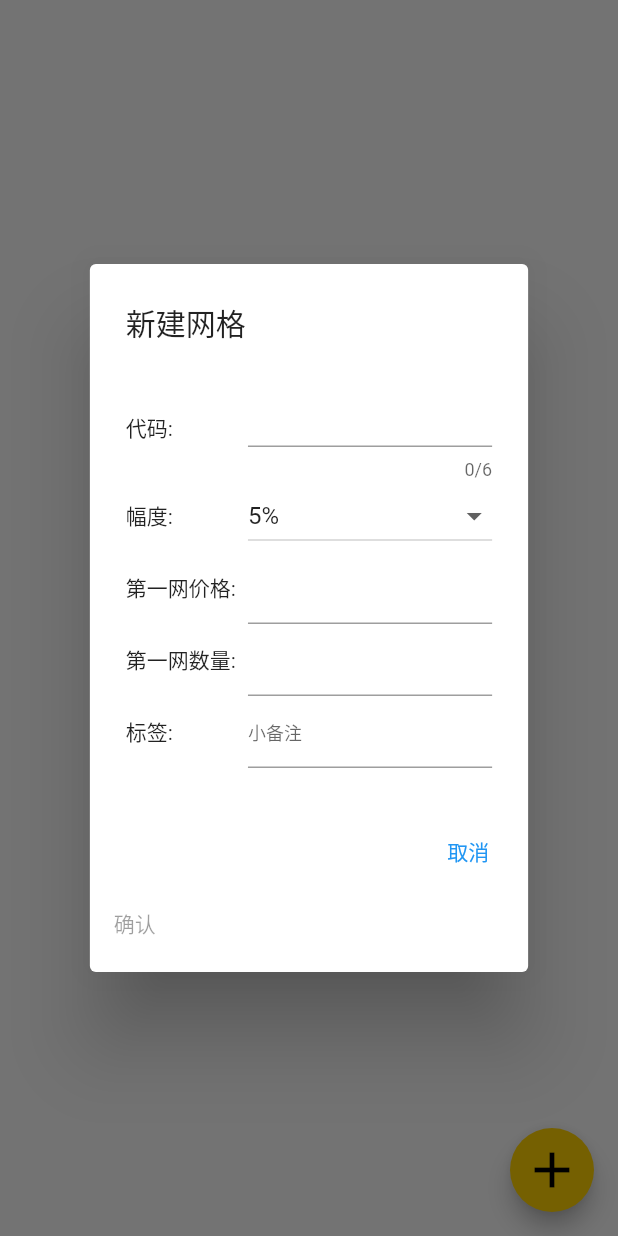
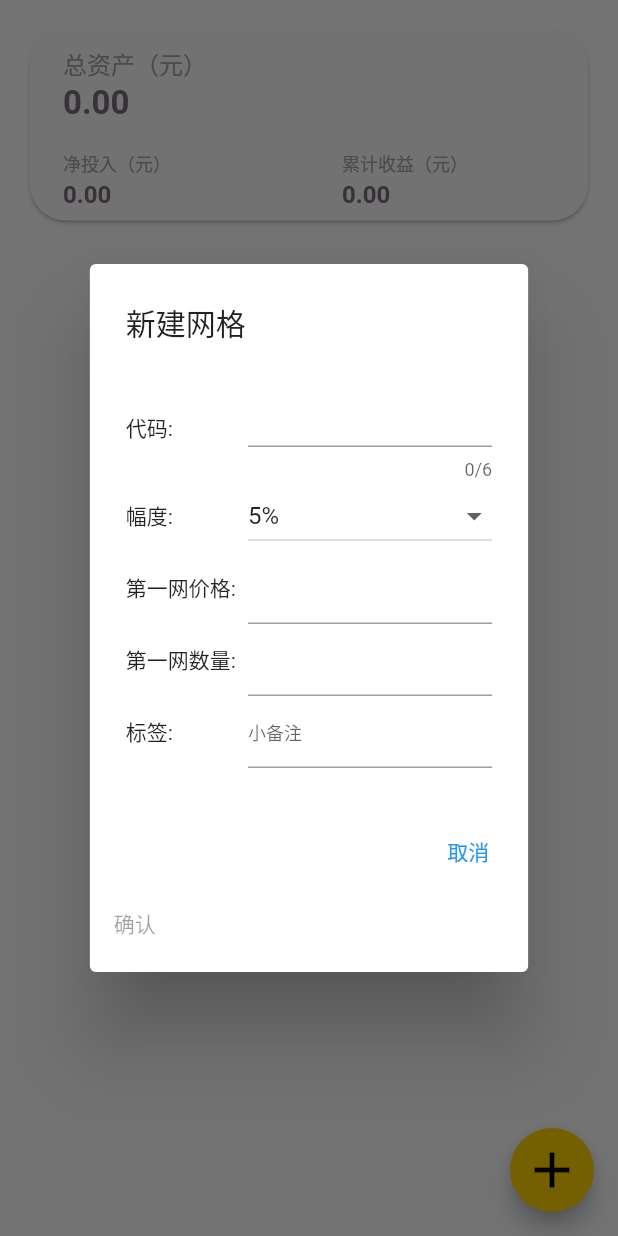
Before and after one commit to peihuanhuan/fishnet, a Flutter app: the screen it shows after launch, after a tap on the "add" icon, on a phone screen of 412 x 824 dp. Run offline on Flutter 3.47's test engine with Material 2 defaults, Android fonts, the phone set to English and light mode, and no system bars; our stand-ins replace decimal, flutter_speed_dial, fluttertoast, shared_preferences.

Commit message:
feat: on my way! 调整代码，调整ui

```diff
--- a/lib/domain/entity/TwoDirectionTransactions.dart
+++ b/lib/domain/entity/TwoDirectionTransactions.dart
@@ -64,6 +64,9 @@ class TwoDirectionTransactions {
 
   // 持有金额
   num holdingAmount(num currentPrice) {
+    if(currentPrice == 0) {
+      return costAmount();
+    }
     return currentPrice * retainedNumber();
   }
 
--- a/lib/main.dart
+++ b/lib/main.dart
@@ -1,5 +1,6 @@
 import 'dart:io';
 
+import 'package:fishnet/colors/CardColorImpl2.dart';
 import 'package:fishnet/util/CommonUtils.dart';
 import 'package:fishnet/util/CommonWight.dart';
 import 'package:fishnet/widgets/AddVarietyFloat.dart';
@@ -8,10 +9,17 @@ import 'package:flutter/foundation.dart';
 import 'package:flutter/material.dart';
 import 'package:fishnet/MyCardItem.dart';
 import 'package:flutter_localizations/flutter_localizations.dart';
+import 'package:fluttertoast/fluttertoast.dart';
 import 'GridTransactionList.dart';
+import 'colors/CardColor.dart';
+import 'colors/CardColorImpl1.dart';
 import 'domain/entity/FoundPrice.dart';
 import 'domain/entity/Variety.dart';
 import 'persistences/PersistenceLayer.dart';
+
+
+CardColor cardColor = CardColorImpl2();
+
 
 void main() {
   runApp(new AnimatedListSample());
@@ -74,6 +82,7 @@ class _AnimatedListSampleState extends State<AnimatedListSample> {
   @override
   Widget build(BuildContext context) {
     return new MaterialApp(
+      color: Color(0xFFEFEFEF),
       home: new Scaffold(
         floatingActionButton: AddVarietyFloat(
             (_code, _mesh, _firstPrice, _firstNumber, _tag) => _insert(_code, _mesh, _firstPrice, _firstNumber, _tag),
@@ -85,17 +94,25 @@ class _AnimatedListSampleState extends State<AnimatedListSample> {
               _firstNumber > 100;
         }),
         floatingActionButtonLocation: FloatingActionButtonLocation.endFloat,
-        body: RefreshIndicator(
+        body: SafeArea( // 自动处理刘海屏
+          child: RefreshIndicator(
             onRefresh: () async {
               update();
-            print('refresh ');
             },
-          child: new Padding(
+            child: Column(
+              children: [
+                Header(_list._items, foundPriceMap),
+                Expanded(
+                  child: Padding(
                     padding: const EdgeInsets.all(16.0),
                     child: ListView.builder(
                       key: _listKey,
                       itemCount: _list.length,
                       itemBuilder: _buildItem,
+                    ),
+                  ),
+                ),
+              ],
             ),
           ),
         ),
@@ -115,11 +132,14 @@ class _AnimatedListSampleState extends State<AnimatedListSample> {
 
   // Used to build list items that haven't been removed.
   Widget _buildItem(BuildContext context, int index) {
+
+    var item = _list[index];
+
     return new CardItem(
-      item: _list[index],
+      item: item,
       onTap: () {
         Navigator.push(context, MaterialPageRoute(builder: (context) {
-          return GridTransactionList(_list[index].id, foundPriceMap[_list[index].code].price);
+          return GridTransactionList(item.id, foundPriceMap[item.code].price);
         })).then((value) {
           update();
         });
@@ -128,15 +148,25 @@ class _AnimatedListSampleState extends State<AnimatedListSample> {
         showDialog(
           context: context,
           barrierDismissible: true, // user must tap button!
-          builder: (BuildContext context) => DeleteVarietyDialog("请输入 ${_list[index].code}", (code) {
+          builder: (BuildContext context) {
+            return DeleteVarietyDialog("请输入 ${item.code}", (code) {
             setState(() {
-              var needDelete = _list[index];
+              var needDelete = item;
               _list.removeAt(index);
               deleteVariety(needDelete.id);
+              Fluttertoast.showToast(
+                backgroundColor: Colors.white,
+                textColor: Colors.black,
+                msg: "删除成功",
+                toastLength: Toast.LENGTH_SHORT,
+                fontSize: 14.0,
+              );
+
             });
           }, (code) {
-            return code == _list[index].code;
-          }),
+            return code == item.code;
+          });
+          },
         );
       },
     );
@@ -205,6 +235,69 @@ class ListModel<E> {
   int indexOf(E item) => _items.indexOf(item);
 }
 
+
+class Header extends StatefulWidget {
+
+  List<Variety> _varieties;
+  Map<String, FoundPrice> _foundPriceMap;
+
+
+  Header(this._varieties, this._foundPriceMap);
+
+  @override
+  _HeaderState createState() => _HeaderState();
+}
+
+class _HeaderState extends State<Header> {
+  @override
+  Widget build(BuildContext context) {
+
+
+
+    var totalAmount = widget._varieties.map((e) => e.holdingAmount(widget._foundPriceMap[e.code] == null ? 0 : widget._foundPriceMap[e.code].price))
+        .fold(0, (curr, next) => curr + next);
+
+    var totalCost = widget._varieties.map((e) => e.cost())
+        .fold(0, (curr, next) => curr + next);
+
+    var totalProfit = widget._varieties.map((e) => e.totalProfit(widget._foundPriceMap[e.code] == null ? 0 : widget._foundPriceMap[e.code].price))
+        .fold(0, (curr, next) => curr + next);
+
+    print(totalAmount);
+    return Padding(
+      padding: const EdgeInsets.all(16.0),
+      child: Card(
+        shape: cardShape,
+        color: cardColor.flatBgColor,
+        child: Row(
+          children: [
+            Expanded(
+              child: Column(
+              children: [
+                buildFlex([buildKeyValuePair("总资产（元）", totalAmount.toStringAsFixed(2), titleSize: 16.0, valueSize: 22.0, titleColor: cardColor.mediumEmphasisColor, valueColor: cardColor.highEmphasisColor),]),
+                buildFlex([
+                  buildKeyValuePair("净投入（元）", totalCost.toStringAsFixed(2)),
+                  buildKeyValuePair("累计收益（元）", totalProfit.toStringAsFixed(2), valueColor: getMoneyColor(totalProfit, cardColor))
+                ]),
+              ],
+      ),
+            ),
+          ],
+        ),),
+    );
+
+  }
+
+
+  Flex buildFlex(List<Expanded> expandeds) {
+    return Flex(
+      direction: Axis.horizontal,
+      children: expandeds,
+    );
+  }
+
+
+}
 class CardItem extends StatelessWidget {
   const CardItem({
     Key key,
--- a/lib/util/CommonUtils.dart
+++ b/lib/util/CommonUtils.dart
@@ -1,13 +1,26 @@
 import 'dart:async';
 import 'dart:convert';
 import 'dart:io';
+import 'dart:ui';
 
+import 'package:fishnet/colors/CardColor.dart';
 import 'package:fishnet/domain/entity/FoundPrice.dart';
 import 'package:fishnet/domain/entity/Variety.dart';
 
 String toPercentage(num value) => (value * 100).toStringAsFixed(2) + "%";
 
 int id() => DateTime.now().millisecondsSinceEpoch;
+
+Color getMoneyColor(num totalProfit, CardColor cardColor) {
+  var color = cardColor.flatColor;
+  if(totalProfit > 0) {
+    color = cardColor.profitColor;
+  } else if(totalProfit < 0) {
+    color = cardColor.lossColor;
+  }
+  return color;
+}
+
 
 extension ObjectExtension on Object {
   outlierDesc(num value, String desc) {
--- a/lib/util/CommonWight.dart
+++ b/lib/util/CommonWight.dart
@@ -8,8 +8,6 @@ import 'package:flutter/services.dart';
 import 'PrecisionLimitFormatter.dart';
 
 
-const double _left = 22;
-
 const Color color4 = Color(0xFF3EB595);
 
 const Color color3 = Color(0xFFFF665A);
@@ -18,26 +16,47 @@ const Color color2 = Color(0xFF7D6B7D);
 
 const Color color1 = Color(0xFFA3A1A8);
 
+const double leftRightPadding = 22;
+
+var cardShape = RoundedRectangleBorder(
+  borderRadius: BorderRadius.all(Radius.circular(24.0)),
+);
 
 
-Expanded buildKeyValuePair(String title, Object value, {Color titleColor = color1, Color valueColor = color2, titleSize = 12.0, valueSize = 20.0}) {
+Widget buildFlex(List<Expanded> expandeds) {
+  return Padding(
+    padding: const EdgeInsets.fromLTRB(leftRightPadding, 3, leftRightPadding, 3),
+    child: Flex(
+      direction: Axis.horizontal,
+      children: expandeds,
+    ),
+  );
+}
+
+
+Expanded buildKeyValuePair(String title, Object value,
+    {Color titleColor = color1, int flex = 1, Color valueColor = color2, titleSize = 12.0, valueSize = 16.0}) {
   return Expanded(
-    flex: 1,
+    flex: flex,
     child: Align(
       alignment: Alignment.centerLeft,
       child: Padding(
-        padding: const EdgeInsets.fromLTRB(_left, 10, 8, 8),
+        padding: const EdgeInsets.fromLTRB(leftRightPadding, 10, 8, 8),
         child: Column(
           children: [
             Align(
               alignment: Alignment.centerLeft,
-              child: Text(title, style: TextStyle(color: titleColor, fontSize: titleSize), textAlign: TextAlign.left,),
+              child: Text(
+                title,
+                style: TextStyle(color: titleColor, fontSize: titleSize),
+                textAlign: TextAlign.left,
+              ),
             ),
             Align(
               alignment: Alignment.centerLeft,
               child: Padding(
                 padding: const EdgeInsets.fromLTRB(0, 2, 0, 0),
-                child: new Text(value.objToString(), style: TextStyle(color: valueColor, fontSize: valueSize)),
+                child: new Text(value.objToString(), style: TextStyle(color: valueColor, fontSize: valueSize, fontWeight: FontWeight.bold)),
               ),
             ),
           ],
@@ -49,8 +68,7 @@ Expanded buildKeyValuePair(String title, Object value, {Color titleColor = color
 
 Widget numberFieldInputWidget(String title, Function onChange,
     {int maxLength, bool isPrice = false, int limit = 8, hintText, num defaultValue}) {
-
-  if(defaultValue != null) {
+  if (defaultValue != null) {
     onChange(defaultValue);
   }
   return customFieldInputWidget(
@@ -61,9 +79,7 @@ Widget numberFieldInputWidget(String title, Function onChange,
         keyboardType: TextInputType.number,
         maxLength: maxLength,
         inputFormatters: <TextInputFormatter>[
-          !isPrice
-              ? FilteringTextInputFormatter.digitsOnly
-              : PrecisionLimitFormatter(3),
+          !isPrice ? FilteringTextInputFormatter.digitsOnly : PrecisionLimitFormatter(3),
           LengthLimitingTextInputFormatter(limit),
           FilteringTextInputFormatter(RegExp("[0-9.]"), allow: true),
         ],
@@ -75,8 +91,7 @@ Widget numberFieldInputWidget(String title, Function onChange,
       ));
 }
 
-Widget stringFieldInputWidget(String title, Function onChange,
-    {int limit = 8, hintText, defaultValue = ""}) {
+Widget stringFieldInputWidget(String title, Function onChange, {int limit = 8, hintText, defaultValue = ""}) {
   return customFieldInputWidget(
       title,
       TextField(
@@ -93,8 +108,6 @@ Widget stringFieldInputWidget(String title, Function onChange,
       ));
 }
 
-
-
 Widget customFieldInputWidget(String title, Widget valueChild) {
   return Flex(
     direction: Axis.horizontal,
@@ -109,23 +122,20 @@ Widget customFieldInputWidget(String title, Widget valueChild) {
           ),
         ),
       ),
-      Expanded(
-          flex: 4,
-          child: valueChild)
+      Expanded(flex: 4, child: valueChild)
     ],
   );
 }
 
-
 Color getFontColor(Object value) {
   var normal = Color(0xFF7D6B7D);
-  if(!(value is num)) {
+  if (!(value is num)) {
     return normal;
   }
-  if(value as num < 0) {
+  if (value as num < 0) {
     return Color(0xFF3EB595);
   }
-  if(value == 0) {
+  if (value == 0) {
     return normal;
   }
   return Color(0xFFFF665A);
```
Also changed, not shown: lib/GridTransactionList.dart (+3 -12 lines), lib/MyCardItem.dart (+31 -32 lines), lib/colors/CardColor.dart (+7 -0 lines), lib/colors/CardColorImpl1.dart (+10 -0 lines), lib/colors/CardColorImpl2.dart (+15 -4 lines). Lines whose indentation alone changed are shown as unchanged.
